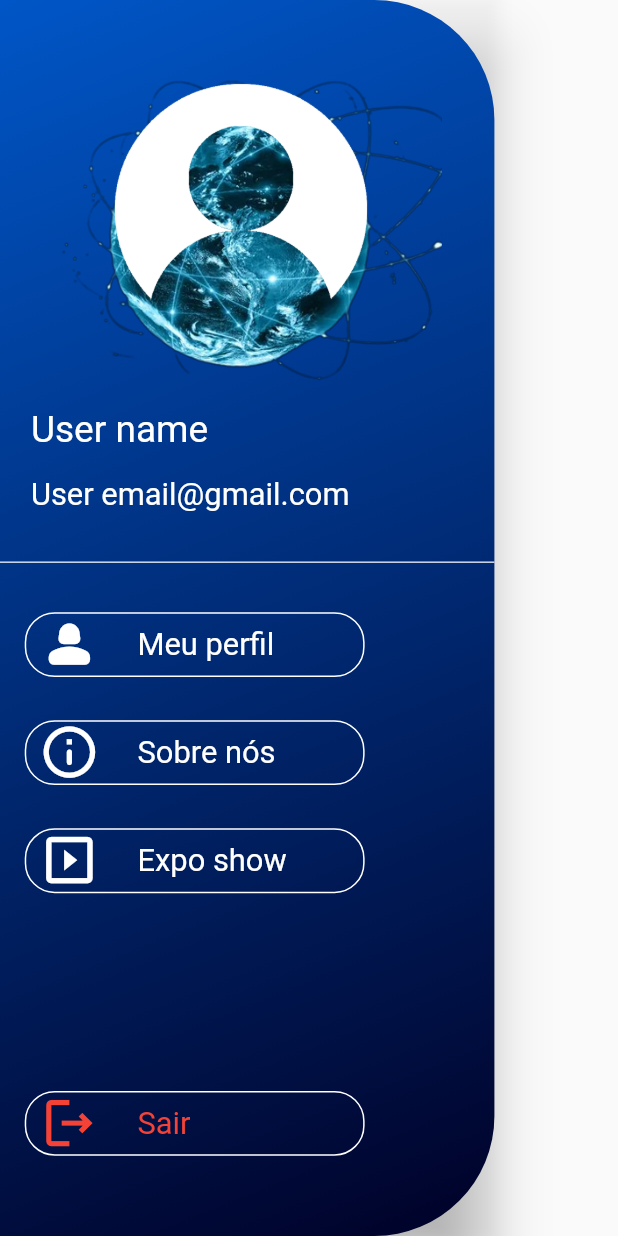
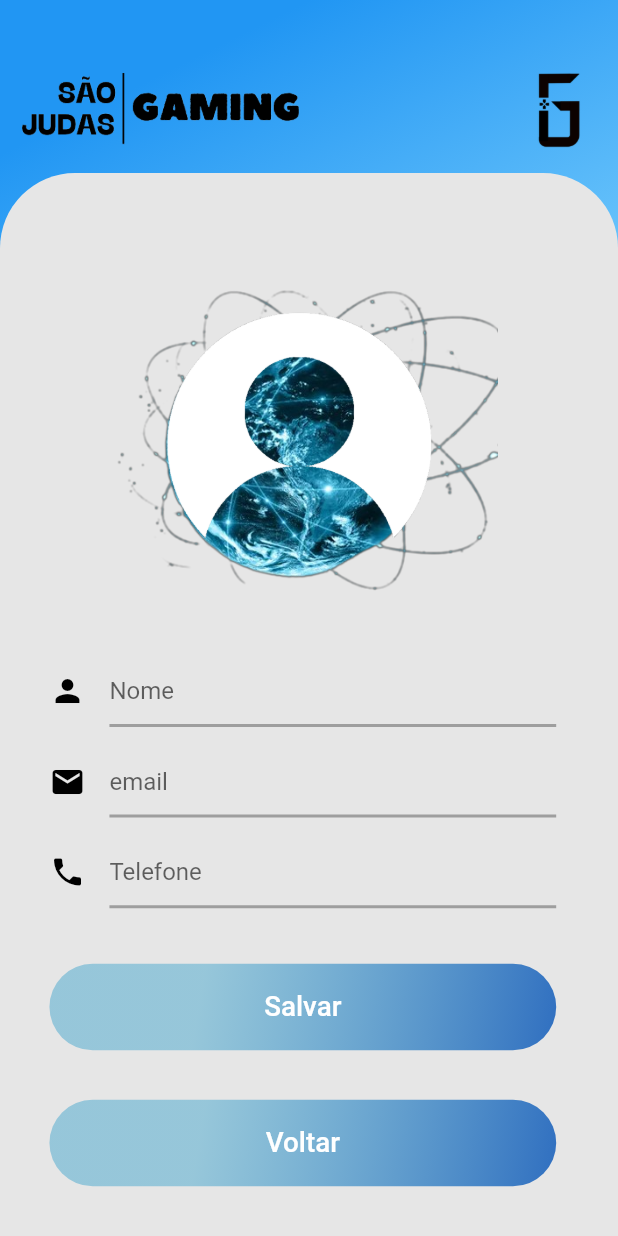
Before and after one commit to VMartins2106/gameApp-second-semester-si, a Flutter app: the SideMenu widget shown alone on an empty page, opened directly, after a tap on "Meu perfil", on a phone screen of 412 x 824 dp. Run offline on Flutter 3.47's test engine with Material 2 defaults, Android fonts, the phone set to English and light mode, and no system bars; our stand-ins replace flutter_speed_dial, get; network calls fail.

Commit message:
App 2º Sem SI

```diff
--- a/lib/auth/recover_password_page.dart
+++ b/lib/auth/recover_password_page.dart
@@ -162,9 +162,10 @@ class _RecoverPasswordState extends State<RecoverPassword> {
                               //passwordReset();
                               Navigator.pop(context);
                             },
+                          ),
                         ),
                       ),
-                    ),],
+                    ],
                   ),
                 ),
               ),
--- a/lib/auth/register_page.dart
+++ b/lib/auth/register_page.dart
@@ -97,10 +97,10 @@ class _RegisterPageState extends State<RegisterPage> {
                     children: <Widget>[
                       Padding(
                         padding: EdgeInsets.only(bottom: height * 0.03),
-                        child: const Text(
+                        child: Text(
                             "Venha ser o Nº1 com a gente!",
                             style: TextStyle(
-                              fontSize: 20,
+                              fontSize: width * 0.05,
                               fontWeight: FontWeight.bold,
                             ),
                           ),
@@ -232,10 +232,10 @@ class _RegisterPageState extends State<RegisterPage> {
                                         Navigator.pop(context);
                                       }
                                       ),
-                                      child: const Text("Cadastrar",
+                                      child: Text("Cadastrar",
                                         style: TextStyle(
                                           color: Colors.white,
-                                          fontSize: 17,
+                                          fontSize: width * 0.045,
                                         ),
                                       ),
                                   ),
--- a/lib/home/sidemenu.dart
+++ b/lib/home/sidemenu.dart
@@ -1,6 +1,7 @@
 import 'package:flutter/material.dart';
 import 'package:game_app/menu_pages/aboutus_page.dart';
 import 'package:game_app/menu_pages/expo_page.dart';
+import 'package:game_app/menu_pages/profile_page.dart';
 import 'package:game_app/widgets/widget.dart';
 
 class SideMenu extends StatefulWidget {
@@ -94,7 +95,7 @@ class _SideMenuState extends State<SideMenu> {
               ),
               child: GestureDetector(
                 onTap: () {
-
+                  nextScreen(context, const ProfilePage());
                 },
                 child: Container(
                   width: width * 0.55,
--- a/lib/menu_pages/profile_page.dart
+++ b/lib/menu_pages/profile_page.dart
@@ -0,0 +1,295 @@
+import 'package:flutter/material.dart';
+import 'package:game_app/auth/login_page.dart';
+
+class ProfilePage extends StatefulWidget {
+  const ProfilePage({super.key});
+
+  @override
+  State<ProfilePage> createState() => _ProfilePageState();
+}
+
+class _ProfilePageState extends State<ProfilePage> {
+
+  final formKey = GlobalKey<FormState>();
+  String email = "";
+  String password = "";
+  String phone = "";
+  String fullName = "";
+  //AuthService authService = AuthService();
+
+  @override
+  Widget build(BuildContext context) {
+
+    double width = MediaQuery.of(context).size.width;
+    double height = MediaQuery.of(context).size.height;
+
+    return Scaffold(
+      body: SingleChildScrollView(
+        child: Container(
+          decoration: const BoxDecoration(
+            gradient: LinearGradient(
+            begin: Alignment.topLeft,
+            end: Alignment.bottomRight,
+            stops: [0.1, 0.5],
+            colors: [
+              Colors.blue,
+              Color.fromARGB(255, 142, 219, 255),
+              ],
+            ),
+          ),
+          width: double.maxFinite,
+          height: height,
+          child: Stack(
+            children: <Widget>[
+              Row(
+                mainAxisAlignment: MainAxisAlignment.spaceBetween,
+                children: [
+                  Padding(
+                    padding: EdgeInsets.only(
+                      top: height * 0.05,
+                      left: width * 0.02,
+                    ),
+                    child: Image.asset(
+                      "assets/images/logo-nome.png",
+                      height: height * 0.07,
+                    ),
+                  ),
+                  Padding(
+                    padding: EdgeInsets.only(
+                      top: height * 0.05,
+                      right: width * 0.05,
+                    ),
+                    child: Image.asset(
+                      "assets/images/justlogo.png",
+                      height: height * 0.075,
+                    ),
+                  ),
+                ],
+              ),
+              Positioned(
+                top: height * 0.14,
+                child: Container(
+                  padding: EdgeInsets.only(
+                    left: width * 0.08,
+                    right: width * 0.1,
+                    top: height * 0.06,
+                  ),
+                  width: width,
+                  height: height,
+                  decoration: const BoxDecoration(
+                    color: Color.fromARGB(255, 230, 230, 230),
+                    borderRadius: BorderRadius.only(
+                      topLeft: Radius.circular(50),
+                      topRight: Radius.circular(50),
+                    ),
+                  ),
+                  child: Column(
+                    children: <Widget>[
+                      Center(
+                        child: Stack(
+                          children: [
+                            Image.asset(
+                              "assets/images/globo.png",
+                              height: height * 0.3,
+                            ),
+                            Padding(
+                              padding: EdgeInsets.only(
+                                left: width * 0.08,
+                                top: height * 0.045
+                              ),
+                              child: Image.asset(
+                                "assets/images/profile-icon.png",
+                                height: height * 0.23,
+                              ),
+                            ),
+                          ],
+                        ),
+                      ),
+                      Padding(
+                        padding: EdgeInsets.only(
+                          top: height * 0.03,
+                          bottom: height * 0.07,
+                        ),
+                        child: Padding(
+                          padding: EdgeInsets.only(
+                            right: width * 0
+                          ),
+                          child: Form(
+                            key: formKey,
+                            child: Column(
+                              children: [
+                                Padding(
+                                  padding: EdgeInsets.only(bottom: height * 0.015),
+                                  child: TextFormField(
+                                    keyboardType: TextInputType.text,
+                                    decoration: const InputDecoration(
+                                      icon:  Icon(Icons.person,
+                                      color: Colors.black,),
+                                      hintText: "Nome",
+                                      enabledBorder: UnderlineInputBorder (
+                                        borderSide: BorderSide(
+                                          width: 2, color: Colors.grey,
+                                        ),
+                                      ),
+                                      focusedBorder: UnderlineInputBorder(
+                                        borderSide: BorderSide(width: 3, color: Color.fromARGB(255, 15, 98, 153)),
+                                      ),
+                                    ),
+
+                                    // Save the name
+                                    onChanged: (val){
+                                      setState(() {
+                                        fullName = val;
+                                      });
+                                    },
+                                    validator: (val){
+                                      if(val!.length <= 2){
+                                        return "O nome deve conter no mínimo 3 caracteres!";
+                                      } else{
+                                        return null;
+                                      }
+                                    },
+                                  ),
+                                ),
+                                Padding(
+                                  padding: EdgeInsets.only(bottom: height * 0.015),
+                                  child: TextFormField(
+                                    keyboardType: TextInputType.emailAddress,
+                                    decoration: const InputDecoration(
+                                      icon: Icon(Icons.email,
+                                      color: Colors.black,),
+                                      hintText: "email",
+                                      enabledBorder: UnderlineInputBorder (
+                                        borderSide: BorderSide(
+                                          width: 2, color: Colors.grey,
+                                        ),
+                                      ),
+                                      focusedBorder: UnderlineInputBorder(
+                                        borderSide: BorderSide(width: 3, color: Color.fromARGB(255, 15, 98, 153)),
+                                      ),
+                                    ),
+                                    //Savind and checking the email
+                                    onChanged: (val){
+                                      setState(() {
+                                        email = val;
+                                      });
+                                    },
+                                    validator: (val){
+                                      return RegExp(r"^[a-zA-Z0-9.a-zA-Z0-9.!#$%&'*+-/=?^_`{|}~]+@[a-zA-Z0-9]+\.[a-zA-Z]+")
+                                        .hasMatch(val!) ? null : "Coloque um email válido";
+                                    },
+                                  ),
+                                ),
+                                Padding(
+                                  padding: EdgeInsets.only(bottom: height * 0.015),
+                                  child: TextFormField(
+                                    keyboardType: TextInputType.phone,
+                                    decoration: const InputDecoration(
+                                      icon: Icon(
+                                        Icons.phone,
+                                        color: Colors.black,
+                                      ),
+                                      hintText: "Telefone",
+                                      enabledBorder: UnderlineInputBorder (
+                                        borderSide: BorderSide(
+                                          width: 2, color: Colors.grey,
+                                        ),
+                                      ),
+                                      focusedBorder: UnderlineInputBorder(
+                                        borderSide: BorderSide(width: 3, color: Color.fromARGB(255, 15, 98, 153)),
+                                      ),
+
+                                    ),
+                                    onChanged: (val){
+                                      setState(() {
+                                        phone = val;
+                                      });
+                                    },
+                                    validator: (val){
+                                      if(val!.length <= 10){
+                                        return "Telefone inválido";
+                                      } else{
+                                        return null;
+                                      }
+                                    },
+                                  ),
+                                ),
+                                Padding(
+                                  padding: EdgeInsets.only(top: height * 0.03),
+                                  child: Container(
+                                      height: height * 0.07,
+                                      width: double.maxFinite,
+                                      decoration: const BoxDecoration(
+                                        gradient: LinearGradient(
+                                          begin: Alignment.topLeft,
+                                          end: Alignment.bottomRight,
+                                          stops: [0.3, 1],
+                                          colors: [
+                                          Color.fromARGB(132, 76, 169, 206),
+                                          Color.fromARGB(255, 48, 111, 192),
+                                          ],
+                                        ),
+                                        borderRadius: BorderRadius.all(
+                                          Radius.circular(32),
+                                        ),
+                                      ),
+                                      child: MaterialButton(
+                                        onPressed: () {},
+                                        child: Text("Salvar",
+                                          style: TextStyle(
+                                            color: Colors.white,
+                                            fontSize: width * 0.045,
+                                          ),
+                                        ),
+                                    ),
+                                  ),
+                                ),
+                                Padding(
+                                  padding: EdgeInsets.only(top: height * 0.04),
+                                  child: Container(
+                                      height: height * 0.07,
+                                      width: double.maxFinite,
+                                      decoration: const BoxDecoration(
+                                        gradient: LinearGradient(
+                                          begin: Alignment.topLeft,
+                                          end: Alignment.bottomRight,
+                                          stops: [0.3, 1],
+                                          colors: [
+                                          Color.fromARGB(132, 76, 169, 206),
+                                          Color.fromARGB(255, 48, 111, 192),
+                                          ],
+                                        ),
+                                        borderRadius: BorderRadius.all(
+                                          Radius.circular(32),
+                                        ),
+                                      ),
+                                      child: MaterialButton(
+                                        onPressed: (() {
+                                          Navigator.pop(context);
+                                        }
+                                        ),
+                                        child: Text("Voltar",
+                                          style: TextStyle(
+                                            color: Colors.white,
+                                            fontSize: width * 0.045,
+                                          ),
+                                        ),
+                                    ),
+                                  ),
+                                ),
+                              ],
+                            ),
+                          ),
+                        ),
+                      ),
+                    ],
+                  ),
+                ),
+              ),
+            ],
+          ),
+        ),
+      ),
+    );
+  }
+}
```
